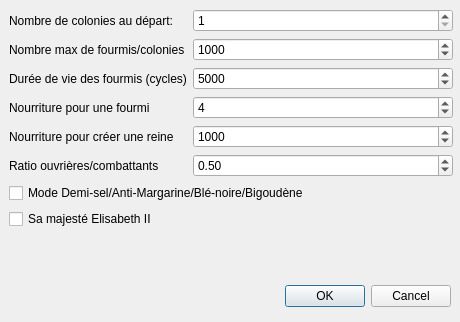
Before: the Qt Designer form Ant/settings.ui in nealith/Ant, drawn with Qt 5.
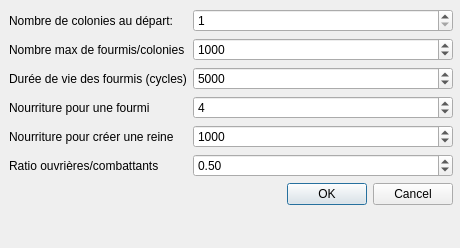
After: the same form once the commit is applied.

Patch:
```diff
--- a/Ant/settings.ui
+++ b/Ant/settings.ui
@@ -7,35 +7,19 @@
     <x>0</x>
     <y>0</y>
     <width>460</width>
-    <height>322</height>
+    <height>248</height>
    </rect>
   </property>
   <property name="windowTitle">
    <string>Dialog</string>
   </property>
-  <widget class="QDialogButtonBox" name="buttonBox">
-   <property name="geometry">
-    <rect>
-     <x>10</x>
-     <y>280</y>
-     <width>441</width>
-     <height>32</height>
-    </rect>
-   </property>
-   <property name="orientation">
-    <enum>Qt::Horizontal</enum>
-   </property>
-   <property name="standardButtons">
-    <set>QDialogButtonBox::Cancel|QDialogButtonBox::Ok</set>
-   </property>
-  </widget>
   <widget class="QWidget" name="formLayoutWidget">
    <property name="geometry">
     <rect>
      <x>9</x>
      <y>9</y>
      <width>444</width>
-     <height>254</height>
+     <height>226</height>
     </rect>
    </property>
    <layout class="QFormLayout" name="formLayout">
@@ -156,17 +140,13 @@
       </property>
      </widget>
     </item>
-    <item row="6" column="0" colspan="2">
-     <widget class="QCheckBox" name="britainEasterEggChkBox">
-      <property name="text">
-       <string>Mode Demi-sel/Anti-Margarine/Blé-noire/Bigoudène</string>
+    <item row="6" column="1">
+     <widget class="QDialogButtonBox" name="buttonBox">
+      <property name="orientation">
+       <enum>Qt::Horizontal</enum>
       </property>
-     </widget>
-    </item>
-    <item row="7" column="0" colspan="2">
-     <widget class="QCheckBox" name="englishEasterEggChkBox">
-      <property name="text">
-       <string>Sa majesté Elisabeth II</string>
+      <property name="standardButtons">
+       <set>QDialogButtonBox::Cancel|QDialogButtonBox::Ok</set>
       </property>
      </widget>
     </item>
```
Left out of the diff: 2 changed lines with no effect on the pictures.
